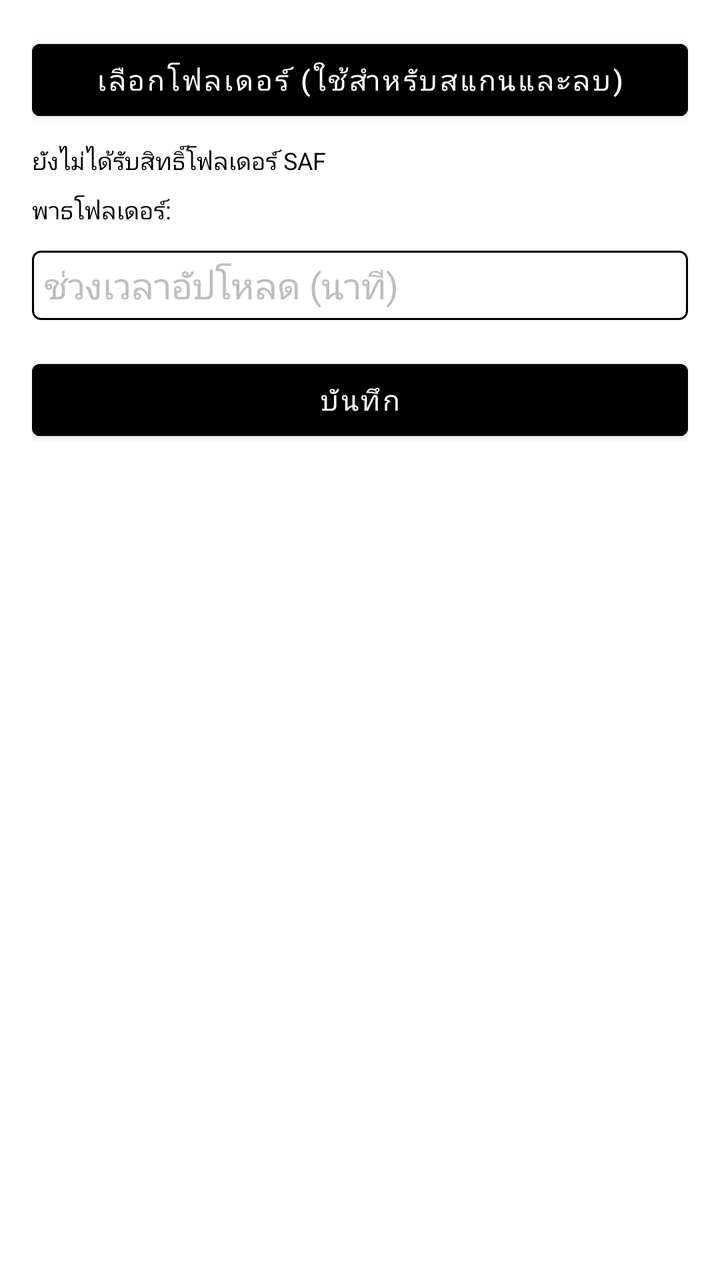
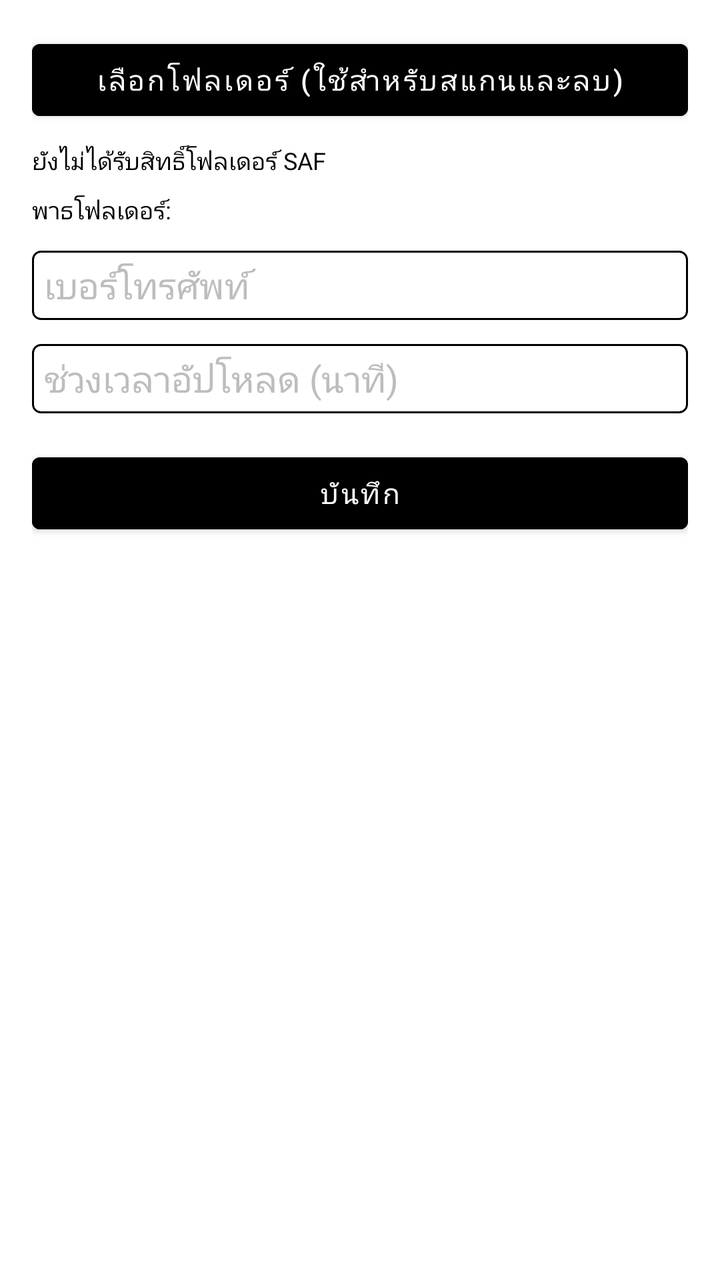

An Android layout rendered at two revisions. The XML below is the earlier revision; the diff shows what the commit changed to produce the second picture.
<!-- AndroidManifest.xml: application theme Theme.ChicMobile -->
<!-- res/layout/activity_settings.xml -->
<?xml version="1.0" encoding="utf-8"?>
<ScrollView xmlns:android="http://schemas.android.com/apk/res/android"
    android:layout_width="match_parent"
    android:layout_height="match_parent"
    android:background="@color/chic_white"
    android:padding="16dp">

    <LinearLayout
        android:layout_width="match_parent"
        android:layout_height="wrap_content"
        android:orientation="vertical">

        <Button
            android:id="@+id/btnPickFolder"
            android:layout_width="match_parent"
            android:layout_height="wrap_content"
            android:text="@string/pick_folder"
            android:backgroundTint="@color/chic_black"
            android:textColor="@color/chic_white" />

        <TextView
            android:id="@+id/txtFolderPermission"
            android:layout_width="match_parent"
            android:layout_height="wrap_content"
            android:layout_marginTop="8dp"
            android:text="@string/no_saf_permission"
            android:textColor="@color/chic_black"
            android:textSize="12sp" />

        <TextView
            android:id="@+id/txtFolderPath"
            android:layout_width="match_parent"
            android:layout_height="wrap_content"
            android:layout_marginTop="8dp"
            android:text="@string/folder_path_label"
            android:textColor="@color/chic_black"
            android:textSize="12sp" />

        <EditText
            android:id="@+id/edtIntervalMinutes"
            android:layout_width="match_parent"
            android:layout_height="wrap_content"
            android:layout_marginTop="12dp"
            android:background="@drawable/bg_textbox_solid_border"
            android:hint="@string/upload_interval_hint"
            android:inputType="number"
            android:paddingHorizontal="6dp"
            android:paddingVertical="5dp"
            android:textColor="@color/chic_black"
            android:textColorHint="@color/chic_gray" />

        <Button
            android:id="@+id/btnSave"
            android:layout_width="match_parent"
            android:layout_height="wrap_content"
            android:layout_marginTop="16dp"
            android:text="@string/save"
            android:backgroundTint="@color/chic_black"
            android:textColor="@color/chic_white" />

    </LinearLayout>
</ScrollView>
<!-- resources referenced by this layout -->
<resources>
  <color name="chic_black">#000000</color>
  <color name="chic_gray">#BDBDBD</color>
  <color name="chic_white">#FFFFFF</color>
  <!-- drawable bg_textbox_solid_border (drawable) -->
  <?xml version="1.0" encoding="utf-8"?>
  <shape xmlns:android="http://schemas.android.com/apk/res/android"
      android:shape="rectangle">
      <solid android:color="@color/chic_white" />
      <stroke
          android:width="1dp"
          android:color="@color/chic_black" />
      <corners android:radius="4dp" />
  </shape>
  <string name="folder_path_label">พาธโฟลเดอร์:</string>
  <string name="no_saf_permission">ยังไม่ได้รับสิทธิ์โฟลเดอร์ SAF</string>
  <string name="pick_folder">เลือกโฟลเดอร์ (ใช้สำหรับสแกนและลบ)</string>
  <string name="save">บันทึก</string>
  <string name="upload_interval_hint">ช่วงเวลาอัปโหลด (นาที)</string>
  <style name="Theme.ChicMobile" parent="Theme.MaterialComponents.DayNight.NoActionBar">
          <item name="colorPrimary">@color/chic_white</item>
          <item name="colorPrimaryVariant">@color/chic_white</item>
          <item name="colorOnPrimary">@color/chic_black</item>
          <item name="colorSecondary">@color/chic_black</item>
          <item name="colorOnSecondary">@color/chic_white</item>
          <item name="colorSurface">@color/chic_white</item>
          <item name="colorOnSurface">@color/chic_black</item>
          <item name="android:colorBackground">@color/chic_white</item>
          <item name="android:textColorPrimary">@color/chic_black</item>
          <item name="android:textColorSecondary">@color/chic_gray</item>
          <item name="android:windowBackground">@color/chic_white</item>
          <item name="android:statusBarColor" tools:targetApi="l">@color/chic_white</item>
          <item name="android:navigationBarColor" tools:targetApi="o_mr1">@color/chic_white</item>
      </style>
</resources>

<!-- the commit's change to res/layout/activity_settings.xml (unified diff, before → after) -->
@@ -37,6 +37,19 @@
             android:textSize="12sp" />
 
         <EditText
+            android:id="@+id/edtPhoneNumber"
+            android:layout_width="match_parent"
+            android:layout_height="wrap_content"
+            android:layout_marginTop="12dp"
+            android:background="@drawable/bg_textbox_solid_border"
+            android:hint="@string/phone_number_hint"
+            android:inputType="phone"
+            android:paddingHorizontal="6dp"
+            android:paddingVertical="5dp"
+            android:textColor="@color/chic_black"
+            android:textColorHint="@color/chic_gray" />
+
+        <EditText
             android:id="@+id/edtIntervalMinutes"
             android:layout_width="match_parent"
             android:layout_height="wrap_content"
<!-- resource entries referenced after the edit -->
@@ -15,6 +15,7 @@
   </shape>
   <string name="folder_path_label">พาธโฟลเดอร์:</string>
   <string name="no_saf_permission">ยังไม่ได้รับสิทธิ์โฟลเดอร์ SAF</string>
+  <string name="phone_number_hint">เบอร์โทรศัพท์</string>
   <string name="pick_folder">เลือกโฟลเดอร์ (ใช้สำหรับสแกนและลบ)</string>
   <string name="save">บันทึก</string>
   <string name="upload_interval_hint">ช่วงเวลาอัปโหลด (นาที)</string>
